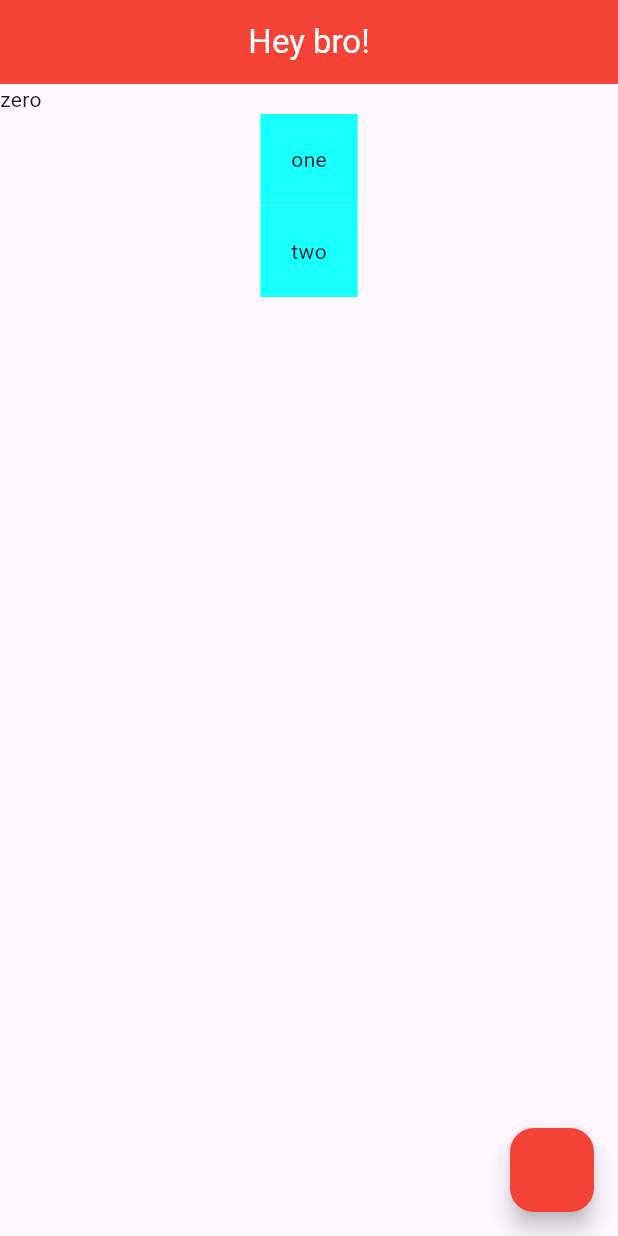
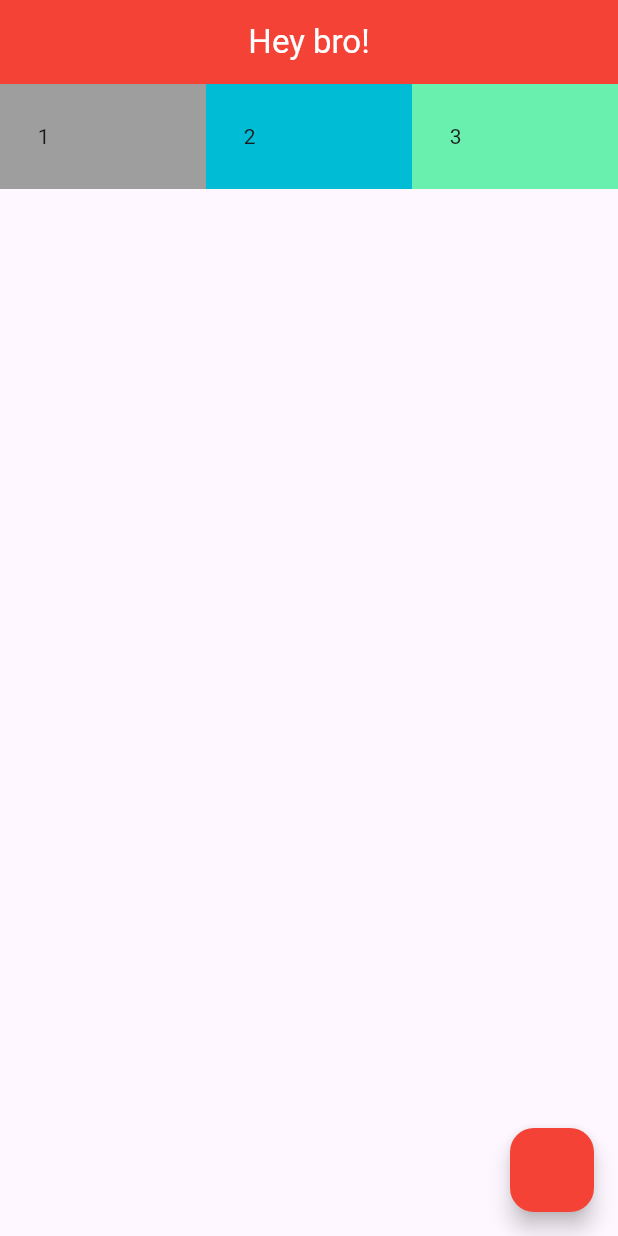
Before and after one commit to kerfaiyass54/flutter-tutorials, a Flutter app: the screen it shows after launch, on a phone screen of 412 x 824 dp. Run offline on Flutter 3.47's test engine with Material 3 defaults, Android fonts, the phone set to English and light mode, and no system bars.

Commit message:
Expand and flex

```diff
--- a/lib/main.dart
+++ b/lib/main.dart
@@ -19,23 +19,32 @@ class Home extends StatelessWidget {
         backgroundColor: Colors.red,
         foregroundColor: Colors.white,
       ),
-      body: Column(
-        mainAxisAlignment: MainAxisAlignment.start,
-        crossAxisAlignment: CrossAxisAlignment.center,
+      body: Row(
         children: <Widget>[
-          Row(
-            children: <Widget>[Text('zero')]
+          Expanded(
+            flex: 3,
+            child: Container(
+              padding: EdgeInsets.all(25.0),
+              color: Colors.grey,
+              child: Text('1')
+            ),
           ),
-          Container(
-            padding: EdgeInsets.all(20.5),
-            color: Colors.cyanAccent,
-            child: Text('one'),
+          Expanded(
+            flex: 3,
+            child: Container(
+                padding: EdgeInsets.all(25.0),
+                color: Colors.cyan,
+                child: Text('2')
+            ),
           ),
-          Container(
-            padding: EdgeInsets.all(20.5),
-            color: Colors.cyanAccent,
-            child: Text('two'),
-          )
+          Expanded(
+            flex: 3,
+            child: Container(
+                padding: EdgeInsets.all(25.0),
+                color: Colors.greenAccent,
+                child: Text('3')
+            ),
+          ),
         ],
       ),
       floatingActionButton: FloatingActionButton(
```
